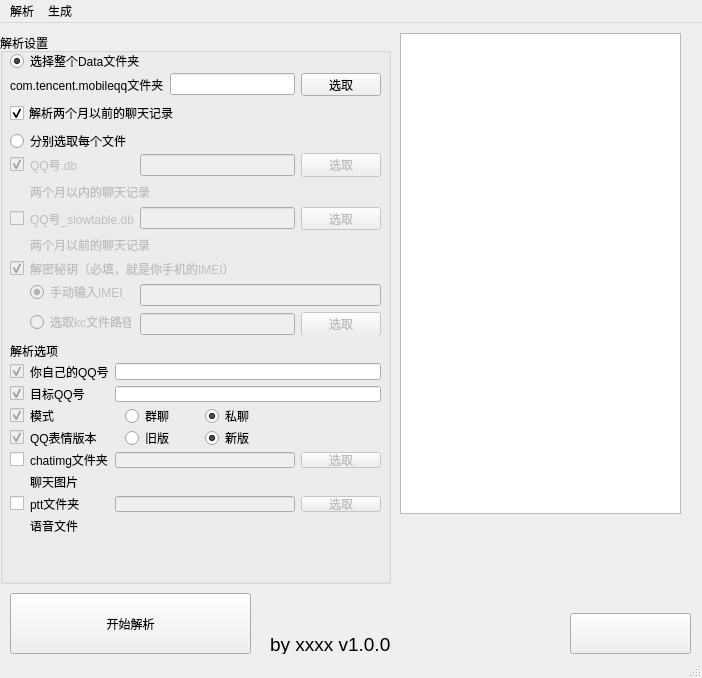
Above: src/GUI/mainInterface.ui from Hakuuyosei/QQHistoryExport before the change. Below: the same form after it.
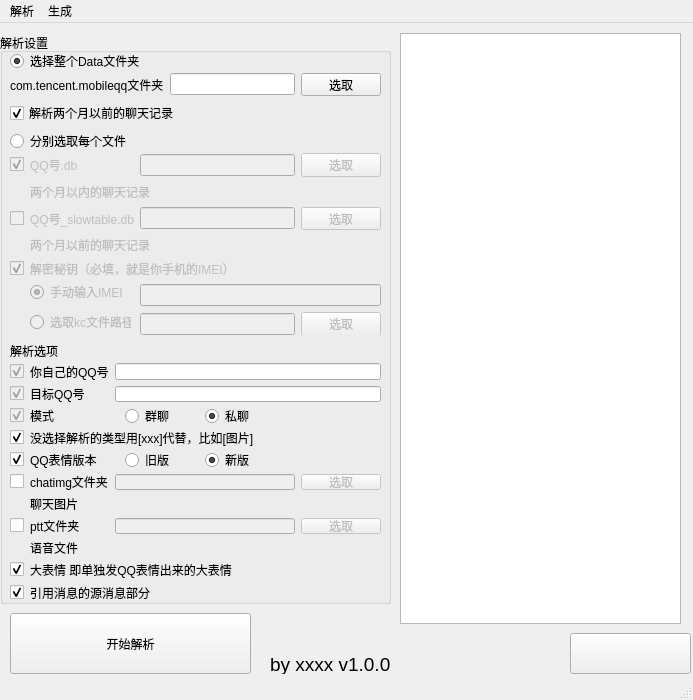
That is the form after the change. Icons and pictures are not drawn.

Commit message: feat(GUI):新增了几个设置项

What changed in the file:
```diff
--- a/src/GUI/mainInterface.ui
+++ b/src/GUI/mainInterface.ui
@@ -6,8 +6,8 @@
    <rect>
     <x>0</x>
     <y>0</y>
-    <width>702</width>
-    <height>678</height>
+    <width>693</width>
+    <height>700</height>
    </rect>
   </property>
   <property name="windowTitle">
@@ -20,7 +20,7 @@
       <x>0</x>
       <y>10</y>
       <width>391</width>
-      <height>551</height>
+      <height>571</height>
      </rect>
     </property>
     <property name="title">
@@ -80,11 +80,11 @@
        <x>10</x>
        <y>330</y>
        <width>371</width>
-       <height>171</height>
+       <height>237</height>
       </rect>
      </property>
      <layout class="QGridLayout" name="gridLayout_3">
-      <item row="6" column="3">
+      <item row="8" column="3">
        <widget class="QPushButton" name="pttPathSelectButton">
         <property name="enabled">
          <bool>false</bool>
@@ -114,6 +114,67 @@
         </property>
        </widget>
       </item>
+      <item row="5" column="2" colspan="2">
+       <widget class="QWidget" name="modeSelectContainer_2" native="true">
+        <widget class="QRadioButton" name="qqEmojiVerRadioButton1">
+         <property name="geometry">
+          <rect>
+           <x>10</x>
+           <y>0</y>
+           <width>51</width>
+           <height>16</height>
+          </rect>
+         </property>
+         <property name="text">
+          <string>旧版</string>
+         </property>
+        </widget>
+        <widget class="QRadioButton" name="qqEmojiVerRadioButton2">
+         <property name="geometry">
+          <rect>
+           <x>90</x>
+           <y>0</y>
+           <width>75</width>
+           <height>16</height>
+          </rect>
+         </property>
+         <property name="text">
+          <string>新版</string>
+         </property>
+         <property name="checked">
+          <bool>true</bool>
+         </property>
+        </widget>
+       </widget>
+      </item>
+      <item row="4" column="0">
+       <widget class="QCheckBox" name="noNeedDisplaySelectButton">
+        <property name="enabled">
+         <bool>true</bool>
+        </property>
+        <property name="text">
+         <string/>
+        </property>
+        <property name="checked">
+         <bool>true</bool>
+        </property>
+        <property name="tristate">
+         <bool>false</bool>
+        </property>
+       </widget>
+      </item>
+      <item row="5" column="1">
+       <widget class="QLabel" name="label_18">
+        <property name="font">
+         <font>
+          <pointsize>9</pointsize>
+         </font>
+        </property>
+        <property name="text">
+         <string>QQ表情版本</string>
+        </property>
+       </widget>
+      </item>
       <item row="0" column="0">
        <widget class="QCheckBox" name="checkBox_9">
         <property name="enabled">
@@ -130,7 +191,7 @@
         </property>
        </widget>
       </item>
-      <item row="6" column="1">
+      <item row="8" column="1">
        <widget class="QLabel" name="label_13">
         <property name="font">
          <font>
@@ -142,13 +203,25 @@
         </property>
        </widget>
       </item>
-      <item row="5" column="1" colspan="3">
+      <item row="7" column="1" colspan="3">
        <widget class="QLabel" name="label_10">
         <property name="text">
          <string>聊天图片</string>
         </property>
        </widget>
       </item>
+      <item row="4" column="1" colspan="3">
+       <widget class="QLabel" name="label_19">
+        <property name="font">
+         <font>
+          <pointsize>9</pointsize>
+         </font>
+        </property>
+        <property name="text">
+         <string>没选择解析的类型用[xxx]代替，比如[图片]</string>
+        </property>
+       </widget>
+      </item>
       <item row="2" column="2" colspan="2">
        <widget class="QWidget" name="modeSelectContainer" native="true">
         <widget class="QRadioButton" name="groupModeRadioButton">
@@ -214,7 +287,7 @@
         </property>
        </widget>
       </item>
-      <item row="4" column="1">
+      <item row="6" column="1">
        <widget class="QLabel" name="label_12">
         <property name="font">
          <font>
@@ -238,7 +311,7 @@
         </property>
        </widget>
       </item>
-      <item row="4" column="3">
+      <item row="6" column="3">
        <widget class="QPushButton" name="chatimgPathSelectButton">
         <property name="enabled">
          <bool>false</bool>
@@ -253,14 +326,14 @@
         </property>
        </widget>
       </item>
-      <item row="4" column="2">
-       <widget class="QLineEdit" name="chatimgPathInputBox">
-        <property name="enabled">
-         <bool>false</bool>
-        </property>
-       </widget>
-      </item>
       <item row="6" column="2">
+       <widget class="QLineEdit" name="chatimgPathInputBox">
+        <property name="enabled">
+         <bool>false</bool>
+        </property>
+       </widget>
+      </item>
+      <item row="8" column="2">
        <widget class="QLineEdit" name="pttPathInputBox">
         <property name="enabled">
          <bool>false</bool>
@@ -279,8 +352,24 @@
         </property>
        </widget>
       </item>
-      <item row="4" column="0">
-       <widget class="QCheckBox" name="useImageCheckBox">
+      <item row="5" column="0">
+       <widget class="QCheckBox" name="QQemojiVerSelectBox">
+        <property name="enabled">
+         <bool>true</bool>
+        </property>
+        <property name="text">
+         <string/>
+        </property>
+        <property name="checked">
+         <bool>true</bool>
+        </property>
+        <property name="tristate">
+         <bool>false</bool>
+        </property>
+       </widget>
+      </item>
+      <item row="6" column="0">
+       <widget class="QCheckBox" name="useImageSelectButton">
         <property name="enabled">
          <bool>true</bool>
         </property>
@@ -298,7 +387,7 @@
       <item row="0" column="2" colspan="2">
        <widget class="QLineEdit" name="selfQQInputBox"/>
       </item>
-      <item row="6" column="0">
+      <item row="8" column="0">
        <widget class="QCheckBox" name="usePttCheckBox">
         <property name="enabled">
          <bool>true</bool>
@@ -314,74 +403,59 @@
         </property>
        </widget>
       </item>
-      <item row="7" column="1" colspan="3">
+      <item row="10" column="0">
+       <widget class="QCheckBox" name="needMarketFaceSelectButton">
+        <property name="enabled">
+         <bool>true</bool>
+        </property>
+        <property name="text">
+         <string/>
+        </property>
+        <property name="checked">
+         <bool>true</bool>
+        </property>
+        <property name="tristate">
+         <bool>false</bool>
+        </property>
+       </widget>
+      </item>
+      <item row="10" column="1" colspan="3">
+       <widget class="QLabel" name="label_11">
+        <property name="text">
+         <string>大表情 即单独发QQ表情出来的大表情</string>
+        </property>
+       </widget>
+      </item>
+      <item row="11" column="0">
+       <widget class="QCheckBox" name="needReplyMsgSelectButton">
+        <property name="enabled">
+         <bool>true</bool>
+        </property>
+        <property name="text">
+         <string/>
+        </property>
+        <property name="checked">
+         <bool>true</bool>
+        </property>
+        <property name="tristate">
+         <bool>false</bool>
+        </property>
+       </widget>
+      </item>
+      <item row="11" column="1" colspan="3">
+       <widget class="QLabel" name="label_14">
+        <property name="text">
+         <string>引用消息的源消息部分</string>
+        </property>
+       </widget>
+      </item>
+      <item row="9" column="1" colspan="2">
        <widget class="QLabel" name="label_9">
         <property name="text">
          <string>语音文件</string>
         </property>
        </widget>
       </item>
-      <item row="3" column="0">
-       <widget class="QCheckBox" name="QQemojiVerSelectBox">
-        <property name="enabled">
-         <bool>false</bool>
-        </property>
-        <property name="text">
-         <string/>
-        </property>
-        <property name="checked">
-         <bool>true</bool>
-        </property>
-        <property name="tristate">
-         <bool>false</bool>
-        </property>
-       </widget>
-      </item>
-      <item row="3" column="1">
-       <widget class="QLabel" name="label_18">
-        <property name="font">
-         <font>
-          <pointsize>9</pointsize>
-         </font>
-        </property>
-        <property name="text">
-         <string>QQ表情版本</string>
-        </property>
-       </widget>
-      </item>
-      <item row="3" column="2" colspan="2">
-       <widget class="QWidget" name="modeSelectContainer_2" native="true">
-        <widget class="QRadioButton" name="qqEmojiVerRadioButton1">
-         <property name="geometry">
-          <rect>
-           <x>10</x>
-           <y>0</y>
-           <width>51</width>
-           <height>16</height>
-          </rect>
-         </property>
-         <property name="text">
-          <string>旧版</string>
-         </property>
-        </widget>
-        <widget class="QRadioButton" name="qqEmojiVerRadioButton2">
-         <property name="geometry">
-          <rect>
-           <x>90</x>
-           <y>0</y>
-           <width>75</width>
-           <height>16</height>
-          </rect>
-         </property>
-         <property name="text">
-          <string>新版</string>
-         </property>
-         <property name="checked">
-          <bool>true</bool>
-         </property>
-        </widget>
-       </widget>
-      </item>
      </layout>
     </widget>
     <widget class="QWidget" name="findFilesModeContainer1" native="true">
@@ -682,7 +756,7 @@
       <x>400</x>
       <y>10</y>
       <width>281</width>
-      <height>481</height>
+      <height>591</height>
      </rect>
     </property>
    </widget>
@@ -690,7 +764,7 @@
     <property name="geometry">
      <rect>
       <x>570</x>
-      <y>590</y>
+      <y>610</y>
       <width>121</width>
       <height>41</height>
      </rect>
@@ -708,7 +782,7 @@
     <property name="geometry">
      <rect>
       <x>270</x>
-      <y>610</y>
+      <y>630</y>
       <width>181</width>
       <height>21</height>
      </rect>
@@ -721,7 +795,7 @@
     <property name="geometry">
      <rect>
       <x>10</x>
-      <y>570</y>
+      <y>590</y>
       <width>241</width>
       <height>61</height>
      </rect>
@@ -736,7 +810,7 @@
     <rect>
      <x>0</x>
      <y>0</y>
-     <width>702</width>
+     <width>693</width>
      <height>23</height>
     </rect>
    </property>
```
The commit also changes 2 other files.
